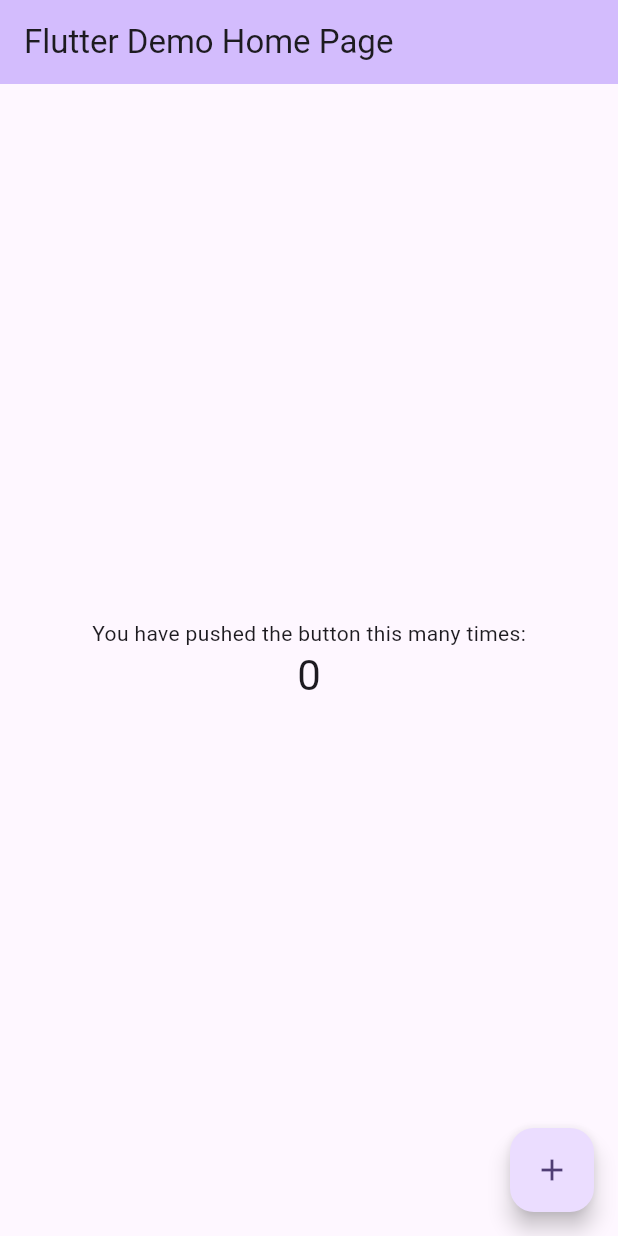
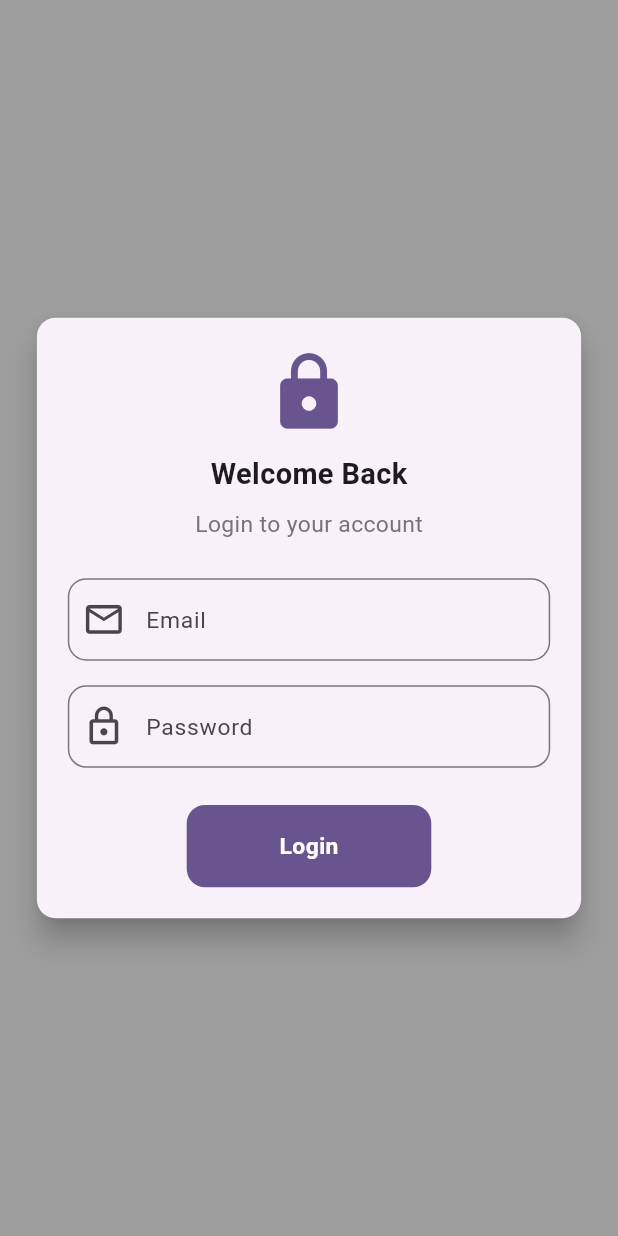
Before and after one commit to fahis7808/to_do_list, a Flutter app: the screen it shows after launch, on a phone screen of 412 x 824 dp. Run offline on Flutter 3.47's test engine with Material 3 defaults, Android fonts, the phone set to English and light mode, and no system bars; our stand-ins replace responsive_sizer.

Commit message:
login page design complete

```diff
--- /dev/null
+++ b/lib/login_screen.dart
@@ -0,0 +1,66 @@
+import 'package:flutter/material.dart';
+import 'package:responsive_sizer/responsive_sizer.dart';
+import 'package:untitled/widget/custom_button.dart';
+import 'package:untitled/widget/custom_text_field.dart';
+
+class LoginScreen extends StatelessWidget {
+  const LoginScreen({super.key});
+
+  @override
+  Widget build(BuildContext context) {
+    final theme = Theme.of(context);
+    return Scaffold(
+      backgroundColor: Colors.grey,
+      body: Center(
+        child: SingleChildScrollView(
+          padding: EdgeInsets.symmetric(horizontal: 5.w, vertical: 3.h),
+          child: Card(
+            elevation: 8,
+            shape: RoundedRectangleBorder(
+              borderRadius: BorderRadius.circular(3.w),
+            ),
+            child: Padding(
+              padding: EdgeInsets.all(5.w),
+              child: Column(
+                mainAxisSize: MainAxisSize.min,
+                children: [
+                  Icon(Icons.lock, size: 7.h, color: theme.primaryColor),
+                  SizedBox(height: 1.5.h),
+                  Text(
+                    "Welcome Back",
+                    style: TextStyle(
+                      fontSize: 18.sp,
+                      fontWeight: FontWeight.bold,
+                    ),
+                  ),
+                  SizedBox(height: 1.h),
+                  Text(
+                    "Login to your account",
+                    style: TextStyle(fontSize: 16.sp, color: Colors.grey[600]),
+                  ),
+                  SizedBox(height: 3.h),
+                  CustomTextField(
+                    value: "",
+                    labelText: "Email",
+                    prefixIcon: Icons.email_outlined,
+                    onChanged: (val) {},
+                  ),
+                  SizedBox(height: 2.h),
+                  CustomTextField(
+                    value: "",
+                    labelText: "Password",
+                    prefixIcon: Icons.lock_outline,
+                    onChanged: (val) {},
+                    obscureText: true,
+                  ),
+                  SizedBox(height: 3.h),
+                  CustomButton(txt: "Login", onPressed: () {}),
+                ],
+              ),
+            ),
+          ),
+        ),
+      ),
+    );
+  }
+}
--- a/lib/main.dart
+++ b/lib/main.dart
@@ -1,4 +1,6 @@
 import 'package:flutter/material.dart';
+import 'package:responsive_sizer/responsive_sizer.dart';
+import 'package:untitled/login_screen.dart';
 
 void main() {
   runApp(const MyApp());
@@ -6,117 +8,22 @@ void main() {
 
 class MyApp extends StatelessWidget {
   const MyApp({super.key});
-
-  // This widget is the root of your application.
   @override
   Widget build(BuildContext context) {
-    return MaterialApp(
-      title: 'Flutter Demo',
-      theme: ThemeData(
-        // This is the theme of your application.
-        //
-        // TRY THIS: Try running your application with "flutter run". You'll see
-        // the application has a purple toolbar. Then, without quitting the app,
-        // try changing the seedColor in the colorScheme below to Colors.green
-        // and then invoke "hot reload" (save your changes or press the "hot
-        // reload" button in a Flutter-supported IDE, or press "r" if you used
-        // the command line to start the app).
-        //
-        // Notice that the counter didn't reset back to zero; the application
-        // state is not lost during the reload. To reset the state, use hot
-        // restart instead.
-        //
-        // This works for code too, not just values: Most code changes can be
-        // tested with just a hot reload.
-        colorScheme: ColorScheme.fromSeed(seedColor: Colors.deepPurple),
-      ),
-      home: const MyHomePage(title: 'Flutter Demo Home Page'),
+    return ResponsiveSizer(
+      builder: (p0,p1,p2) {
+        return MaterialApp(
+          title: 'To Do App',
+          debugShowCheckedModeBanner: false,
+          theme: ThemeData(
+           colorScheme: ColorScheme.fromSeed(seedColor: Colors.deepPurple),
+          ),
+         initialRoute: "/login",
+         routes: {
+            "/login":(context) => LoginScreen(),
+         },
+        );
+      }
     );
   }
 }
-
-class MyHomePage extends StatefulWidget {
-  const MyHomePage({super.key, required this.title});
-
-  // This widget is the home page of your application. It is stateful, meaning
-  // that it has a State object (defined below) that contains fields that affect
-  // how it looks.
-
-  // This class is the configuration for the state. It holds the values (in this
-  // case the title) provided by the parent (in this case the App widget) and
-  // used by the build method of the State. Fields in a Widget subclass are
-  // always marked "final".
-
-  final String title;
-
-  @override
-  State<MyHomePage> createState() => _MyHomePageState();
-}
-
-class _MyHomePageState extends State<MyHomePage> {
-  int _counter = 0;
-
-  void _incrementCounter() {
-    setState(() {
-      // This call to setState tells the Flutter framework that something has
-      // changed in this State, which causes it to rerun the build method below
-      // so that the display can reflect the updated values. If we changed
-      // _counter without calling setState(), then the build method would not be
-      // called again, and so nothing would appear to happen.
-      _counter++;
-    });
-  }
-
-  @override
-  Widget build(BuildContext context) {
-    // This method is rerun every time setState is called, for instance as done
-    // by the _incrementCounter method above.
-    //
-    // The Flutter framework has been optimized to make rerunning build methods
-    // fast, so that you can just rebuild anything that needs updating rather
-    // than having to individually change instances of widgets.
-    return Scaffold(
-      appBar: AppBar(
-        // TRY THIS: Try changing the color here to a specific color (to
-        // Colors.amber, perhaps?) and trigger a hot reload to see the AppBar
-        // change color while the other colors stay the same.
-        backgroundColor: Theme.of(context).colorScheme.inversePrimary,
-        // Here we take the value from the MyHomePage object that was created by
-        // the App.build method, and use it to set our appbar title.
-        title: Text(widget.title),
-      ),
-      body: Center(
-        // Center is a layout widget. It takes a single child and positions it
-        // in the middle of the parent.
-        child: Column(
-          // Column is also a layout widget. It takes a list of children and
-          // arranges them vertically. By default, it sizes itself to fit its
-          // children horizontally, and tries to be as tall as its parent.
-          //
-          // Column has various properties to control how it sizes itself and
-          // how it positions its children. Here we use mainAxisAlignment to
-          // center the children vertically; the main axis here is the vertical
-          // axis because Columns are vertical (the cross axis would be
-          // horizontal).
-          //
-          // TRY THIS: Invoke "debug painting" (choose the "Toggle Debug Paint"
-          // action in the IDE, or press "p" in the console), to see the
-          // wireframe for each widget.
-          mainAxisAlignment: MainAxisAlignment.center,
-          children: <Widget>[
-            const Text('You have pushed the button this many times:'),
-            Text(
-              '$_counter',
-              style: Theme.of(context).textTheme.headlineMedium,
-            ),
-          ],
-        ),
-      ),
-      floatingActionButton: FloatingActionButton(
-        onPressed: _incrementCounter,
-        tooltip: 'Increment',
-        child: const Icon(Icons.add),
-      ), // This trailing comma makes auto-formatting nicer for build methods.
-    );
-  }
-}
--- /dev/null
+++ b/lib/widget/custom_button.dart
@@ -0,0 +1,32 @@
+import 'package:flutter/cupertino.dart';
+import 'package:flutter/material.dart';
+import 'package:responsive_sizer/responsive_sizer.dart';
+
+class CustomButton extends StatelessWidget {
+  final void Function()? onPressed;
+  final String txt;
+
+  const CustomButton({super.key, this.onPressed, required this.txt});
+
+  @override
+  Widget build(BuildContext context) {
+    return GestureDetector(
+      onTap: onPressed,
+      child: Container(
+        padding: EdgeInsets.symmetric(vertical: 2.h, horizontal: 15.w),
+        decoration: BoxDecoration(
+          color: Theme.of(context).primaryColor,
+          borderRadius: BorderRadius.circular(3.w),
+        ),
+        child: Text(
+          txt.toString(),
+          style: TextStyle(
+            fontSize: 16.sp,
+            fontWeight: FontWeight.bold,
+            color: Colors.white,
+          ),
+        ),
+      ),
+    );
+  }
+}
--- /dev/null
+++ b/lib/widget/custom_text_field.dart
@@ -0,0 +1,68 @@
+import 'package:flutter/material.dart';
+import 'package:responsive_sizer/responsive_sizer.dart';
+
+class CustomTextField extends StatefulWidget {
+  final String? value;
+  final String? labelText;
+  final IconData? prefixIcon;
+  final void Function(String val)? onChanged;
+  final bool readOnly;
+  final TextInputType? keyboard;
+  final bool obscureText;
+
+  const CustomTextField({
+    super.key,
+    required this.value,
+    this.labelText,
+    this.prefixIcon,
+    this.readOnly = false,
+    this.onChanged,
+    this.keyboard,
+    this.obscureText = false,
+  });
+
+  @override
+  State<CustomTextField> createState() => _CustomTextFieldState();
+}
+
+class _CustomTextFieldState extends State<CustomTextField> {
+  late TextEditingController controller;
+
+  @override
+  void initState() {
+    super.initState();
+    controller = TextEditingController(text: widget.value ?? "");
+  }
+
+  @override
+  void didUpdateWidget(covariant CustomTextField oldWidget) {
+    super.didUpdateWidget(oldWidget);
+    if (oldWidget.value != widget.value && controller.text != widget.value) {
+      controller.text = widget.value ?? "";
+    }
+  }
+
+  @override
+  void dispose() {
+    controller.dispose();
+    super.dispose();
+  }
+
+  @override
+  Widget build(BuildContext context) {
+    return TextFormField(
+      onChanged: widget.onChanged,
+      controller: controller,
+      readOnly: widget.readOnly,
+      keyboardType: widget.keyboard,
+      style: TextStyle(fontSize: 16.sp),
+      obscureText: widget.obscureText,
+      decoration: InputDecoration(
+        labelText: widget.labelText,
+        labelStyle: TextStyle(fontSize: 16.sp),
+        prefixIcon: Icon(widget.prefixIcon, size: 22.sp),
+        border: OutlineInputBorder(borderRadius: BorderRadius.circular(3.w)),
+      ),
+    );
+  }
+}
--- a/pubspec.yaml
+++ b/pubspec.yaml
@@ -34,6 +34,8 @@ dependencies:
   # The following adds the Cupertino Icons font to your application.
   # Use with the CupertinoIcons class for iOS style icons.
   cupertino_icons: ^1.0.8
+  uuid: ^4.5.1
+  responsive_sizer: ^3.3.1
 
 dev_dependencies:
   flutter_test:
```
Also changed, not shown: pubspec.lock.
